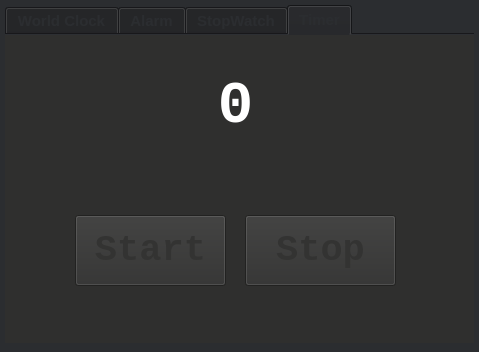
Above: 25/mainwindow.ui from dehmovlaei/PyLearn before the change. Below: the same form after it.
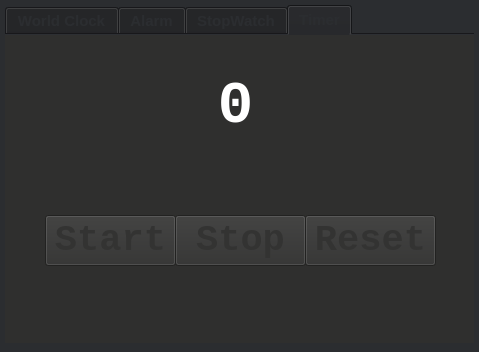
That is the form after the change.

Commit message: clock_ver02

Patch:
```diff
--- a/25/mainwindow.ui
+++ b/25/mainwindow.ui
@@ -1995,10 +1995,10 @@
      <widget class="QPushButton" name="btn_start_stopwatch">
       <property name="geometry">
        <rect>
-        <x>70</x>
+        <x>40</x>
         <y>180</y>
-        <width>151</width>
-        <height>71</height>
+        <width>131</width>
+        <height>51</height>
        </rect>
       </property>
       <property name="font">
@@ -2018,10 +2018,10 @@
      <widget class="QPushButton" name="btn_stop_stopwatch">
       <property name="geometry">
        <rect>
-        <x>240</x>
+        <x>170</x>
         <y>180</y>
-        <width>151</width>
-        <height>71</height>
+        <width>131</width>
+        <height>51</height>
        </rect>
       </property>
       <property name="font">
@@ -2038,6 +2038,29 @@
        <string>Stop</string>
       </property>
      </widget>
+     <widget class="QPushButton" name="btn_reset_stopwatch">
+      <property name="geometry">
+       <rect>
+        <x>300</x>
+        <y>180</y>
+        <width>131</width>
+        <height>51</height>
+       </rect>
+      </property>
+      <property name="font">
+       <font>
+        <family>Courier New</family>
+        <pointsize>28</pointsize>
+        <italic>false</italic>
+        <bold>true</bold>
+        <underline>false</underline>
+        <strikeout>false</strikeout>
+       </font>
+      </property>
+      <property name="text">
+       <string>Reset</string>
+      </property>
+     </widget>
     </widget>
    </widget>
   </widget>
```
The commit also changes 2 other files.
